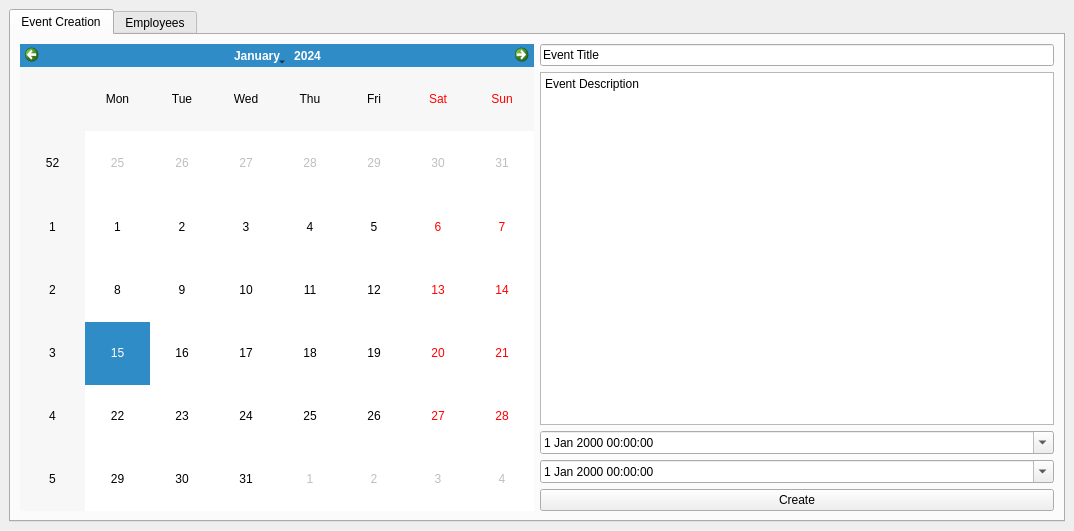
EasyEditCalendar/Version1, file EasyEditCalendar-20211123T212154Z-001/EasyEditCalendar/mainwindow.ui: the form before one commit.
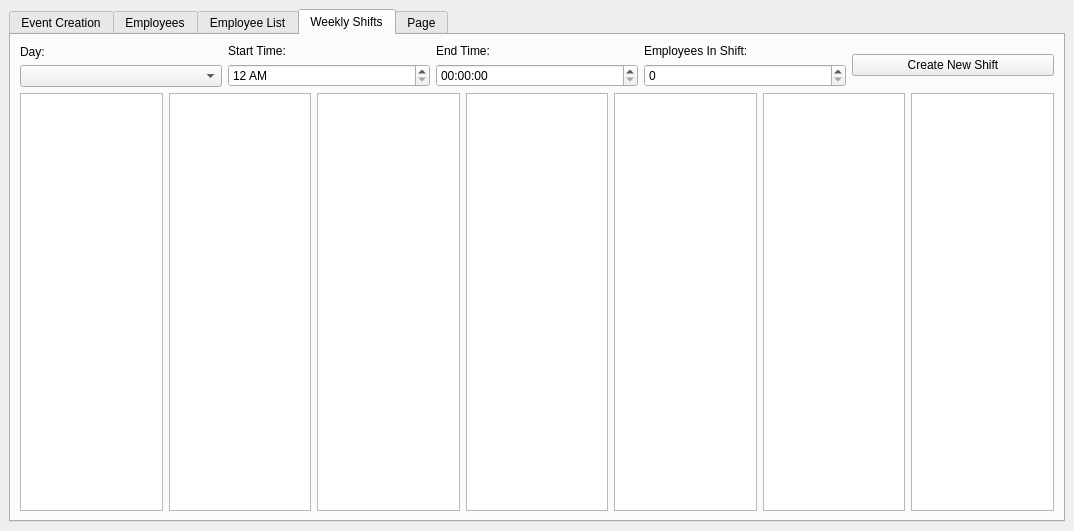
The form after the commit. The open tabs and pages were chosen to show the change.

```diff
--- a/EasyEditCalendar-20211123T212154Z-001/EasyEditCalendar/mainwindow.ui
+++ b/EasyEditCalendar-20211123T212154Z-001/EasyEditCalendar/mainwindow.ui
@@ -6,7 +6,7 @@
    <rect>
     <x>0</x>
     <y>0</y>
-    <width>1072</width>
+    <width>1070</width>
     <height>531</height>
    </rect>
   </property>
@@ -20,7 +20,7 @@
    <string>MainWindow</string>
   </property>
   <widget class="QWidget" name="centralwidget">
-   <layout class="QHBoxLayout" name="horizontalLayout_2">
+   <layout class="QHBoxLayout" name="horizontalLayout_7">
     <item>
      <widget class="QTabWidget" name="tabWidget">
       <property name="currentIndex">
@@ -342,6 +342,166 @@
         </item>
        </layout>
       </widget>
+      <widget class="QWidget" name="EmployeeList">
+       <property name="layoutDirection">
+        <enum>Qt::LeftToRight</enum>
+       </property>
+       <attribute name="title">
+        <string>Employee List</string>
+       </attribute>
+       <layout class="QHBoxLayout" name="horizontalLayout_2">
+        <item>
+         <layout class="QVBoxLayout" name="verticalLayout_2">
+          <item>
+           <layout class="QVBoxLayout" name="verticalLayout_4">
+            <item>
+             <widget class="QListView" name="listView"/>
+            </item>
+            <item>
+             <layout class="QHBoxLayout" name="horizontalLayout_5">
+              <item>
+               <widget class="QPushButton" name="pushButton_2">
+                <property name="text">
+                 <string>Create Employee</string>
+                </property>
+               </widget>
+              </item>
+              <item>
+               <widget class="QPushButton" name="pushButton">
+                <property name="text">
+                 <string>Delete Employee</string>
+                </property>
+               </widget>
+              </item>
+              <item>
+               <widget class="QSpinBox" name="spinBox_2"/>
+              </item>
+             </layout>
+            </item>
+           </layout>
+          </item>
+         </layout>
+        </item>
+       </layout>
+      </widget>
+      <widget class="QWidget" name="WeeklyShifts">
+       <property name="sizePolicy">
+        <sizepolicy hsizetype="Preferred" vsizetype="Preferred">
+         <horstretch>0</horstretch>
+         <verstretch>0</verstretch>
+        </sizepolicy>
+       </property>
+       <attribute name="title">
+        <string>Weekly Shifts</string>
+       </attribute>
+       <layout class="QHBoxLayout" name="horizontalLayout_6">
+        <item>
+         <layout class="QVBoxLayout" name="verticalLayout_5">
+          <item>
+           <layout class="QHBoxLayout" name="horizontalLayout_10">
+            <item>
+             <layout class="QVBoxLayout" name="Days">
+              <item>
+               <widget class="QLabel" name="ShiftDaysLabel">
+                <property name="text">
+                 <string>Day:</string>
+                </property>
+               </widget>
+              </item>
+              <item>
+               <widget class="QComboBox" name="ShiftDays"/>
+              </item>
+             </layout>
+            </item>
+            <item>
+             <layout class="QVBoxLayout" name="StartTime">
+              <item>
+               <widget class="QLabel" name="label">
+                <property name="text">
+                 <string>Start Time:</string>
+                </property>
+               </widget>
+              </item>
+              <item>
+               <widget class="QTimeEdit" name="StartTimeShift">
+                <property name="displayFormat">
+                 <string>h AP</string>
+                </property>
+               </widget>
+              </item>
+             </layout>
+            </item>
+            <item>
+             <layout class="QVBoxLayout" name="EndTime">
+              <item>
+               <widget class="QLabel" name="label_2">
+                <property name="text">
+                 <string>End Time:</string>
+                </property>
+               </widget>
+              </item>
+              <item>
+               <widget class="QTimeEdit" name="EndTimeShift"/>
+              </item>
+             </layout>
+            </item>
+            <item>
+             <layout class="QVBoxLayout" name="EmployeesNeeded">
+              <item>
+               <widget class="QLabel" name="Employees">
+                <property name="text">
+                 <string>Employees In Shift:</string>
+                </property>
+               </widget>
+              </item>
+              <item>
+               <widget class="QSpinBox" name="EmployeesInShift"/>
+              </item>
+             </layout>
+            </item>
+            <item>
+             <widget class="QPushButton" name="CreateNewShift">
+              <property name="text">
+               <string>Create New Shift</string>
+              </property>
+             </widget>
+            </item>
+           </layout>
+          </item>
+          <item>
+           <layout class="QHBoxLayout" name="horizontalLayout_8">
+            <item>
+             <widget class="QListView" name="MondayShifts"/>
+            </item>
+            <item>
+             <widget class="QListView" name="TuesdayShifts"/>
+            </item>
+            <item>
+             <widget class="QListView" name="WedsdayShifts"/>
+            </item>
+            <item>
+             <widget class="QListView" name="ThursdayShifts"/>
+            </item>
+            <item>
+             <widget class="QListView" name="FridayShifts"/>
+            </item>
+            <item>
+             <widget class="QListView" name="SaturdayShifts"/>
+            </item>
+            <item>
+             <widget class="QListView" name="SundayShifts"/>
+            </item>
+           </layout>
+          </item>
+         </layout>
+        </item>
+       </layout>
+      </widget>
+      <widget class="QWidget" name="tab">
+       <attribute name="title">
+        <string>Page</string>
+       </attribute>
+      </widget>
      </widget>
     </item>
    </layout>
```
Left out of the diff: 91 changed lines with no effect on the pictures.
